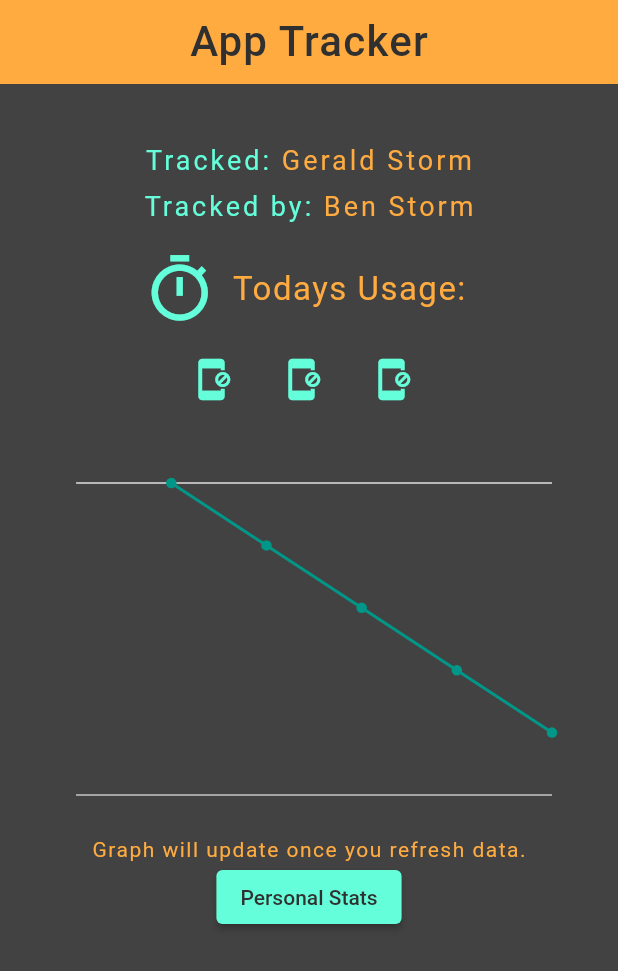
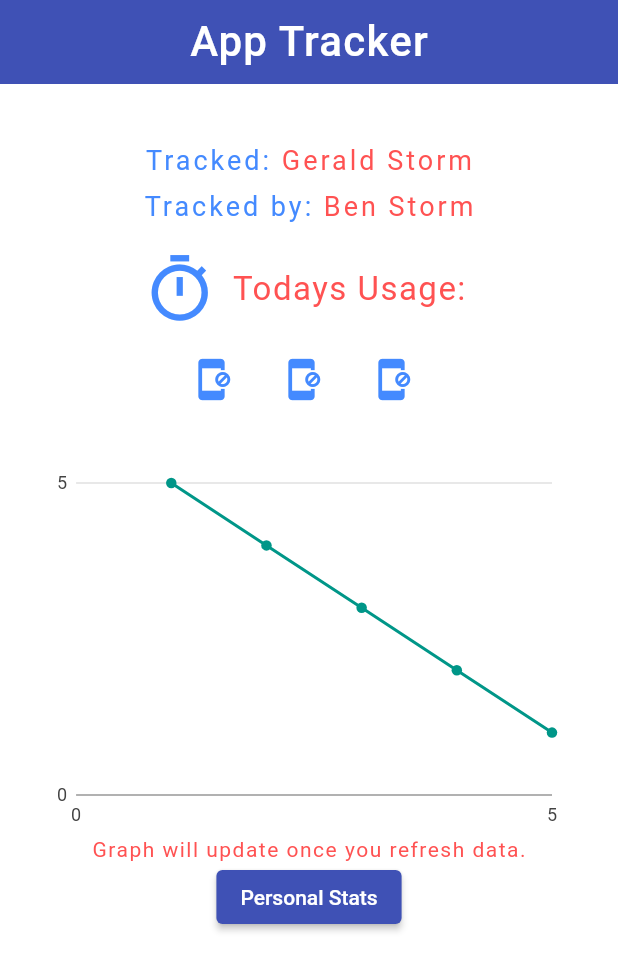
Before and after one commit to RPoolman/App-Usage, a Flutter app: the screen it shows after launch, on a phone screen of 412 x 824 dp. Shown: the top 971 px of the screen. Run offline on Flutter 3.47's test engine with Material 2 defaults, Android fonts, the light colour scheme and no system bars; our stand-ins replace charts_flutter; missing offline and left inert: app_usage.

Commit message:
updated main page colors
got external input that the lighter style looks more appealing and fresh.

```diff
--- a/flutter_app/lib/main.dart
+++ b/flutter_app/lib/main.dart
@@ -14,11 +14,11 @@
 
   Widget build(BuildContext context) {
     return new Scaffold(
-      backgroundColor: Colors.grey[800],
+      backgroundColor: Colors.white,
       appBar: AppBar(
-        title: Text('App Tracker',style: TextStyle(color: Colors.grey[850],letterSpacing: 0.8, fontSize: 28,)), //this line TextStyle
+        title: Text('App Tracker',style: TextStyle(color: Colors.white,letterSpacing: 0.8, fontSize: 28,)), //this line TextStyle
         centerTitle: true,
-        backgroundColor: Colors.orangeAccent,
+        backgroundColor: Colors.indigo,
         elevation: 0,
       ),
       body:
@@ -32,12 +32,12 @@
               children: [
                 Text(
                   'Tracked: ',
-                  style: TextStyle(color: Colors.tealAccent,letterSpacing: 2.0,fontSize: 18.0,),
+                  style: TextStyle(color: Colors.blueAccent,letterSpacing: 2.0,fontSize: 18.0,),
                 ),
                 SizedBox(height: 4),
                 Text(
                   'Gerald Storm',
-                  style: TextStyle(color: Colors.orangeAccent,letterSpacing: 2.0,fontSize: 18.0,),
+                  style: TextStyle(color: Colors.redAccent,letterSpacing: 2.0,fontSize: 18.0,),
                 ),
               ],
             ),
@@ -47,12 +47,12 @@
               children: [
                 Text(
                   'Tracked by: ',
-                  style: TextStyle(color: Colors.tealAccent,letterSpacing: 2.0,fontSize: 18.0,),
+                  style: TextStyle(color: Colors.blueAccent,letterSpacing: 2.0,fontSize: 18.0,),
                 ),
                 SizedBox(height: 4),
                 Text(
                   'Ben Storm',
-                  style: TextStyle(color: Colors.orangeAccent,letterSpacing: 2.0,fontSize: 18.0,),
+                  style: TextStyle(color: Colors.redAccent,letterSpacing: 2.0,fontSize: 18.0,),
                 ),
               ],
             ),
@@ -62,14 +62,14 @@
               children: <Widget>[
                 Icon(
                   Icons.timer_sharp,
-                  color: Colors.tealAccent,
+                  color: Colors.blueAccent,
                   size: 50,
                 ),
                 SizedBox(width: 10,),
                 Text(
                   'Todays Usage: ',
                   style: TextStyle(
-                    color: Colors.orangeAccent,
+                    color: Colors.redAccent,
                     fontSize: 22,
                     letterSpacing: 1,
                   ),
@@ -82,14 +82,14 @@
               children: <Widget>[
                 Icon(
                   Icons.app_blocking,
-                  color: Colors.tealAccent,
+                  color: Colors.blueAccent,
                   size: 30,
                 ),
                 SizedBox(width: 10,),
                 Text(
                   GlobalData.app1Time,
                   style: TextStyle(
-                    color: Colors.orangeAccent,
+                    color: Colors.redAccent,
                     fontSize: 18,
                     letterSpacing: 1,
                   ),
@@ -97,14 +97,14 @@
                 SizedBox(width: 20),
                 Icon(
                   Icons.app_blocking,
-                  color: Colors.tealAccent,
+                  color: Colors.blueAccent,
                   size: 30,
                 ),
                 SizedBox(width: 10,),
                 Text(
                   GlobalData.app2Time,
                   style: TextStyle(
-                    color: Colors.orangeAccent,
+                    color: Colors.redAccent,
                     fontSize: 18,
                     letterSpacing: 1,
                   ),
@@ -112,14 +112,14 @@
                 SizedBox(width: 20),
                 Icon(
                   Icons.app_blocking,
-                  color: Colors.tealAccent,
+                  color: Colors.blueAccent,
                   size: 30,
                 ),
                 SizedBox(width: 10,),
                 Text(
                   GlobalData.app3Time,
                   style: TextStyle(
-                    color: Colors.orangeAccent,
+                    color: Colors.redAccent,
                     fontSize: 18,
                     letterSpacing: 1,
                   ),
@@ -134,15 +134,15 @@
                 Text(
                   'Graph will update once you refresh data.',
                   style: TextStyle(
-                    color: Colors.orangeAccent,
+                    color: Colors.redAccent,
                     fontSize: 14,
                     letterSpacing: 1,
                   ),
                 ),
                 ElevatedButton(
                   style: ButtonStyle(
-                    backgroundColor: MaterialStateProperty.all<Color>(Colors.tealAccent),
-                    foregroundColor: MaterialStateProperty.all<Color>(Colors.grey[850]),
+                    backgroundColor: MaterialStateProperty.all<Color>(Colors.indigo),
+                    foregroundColor: MaterialStateProperty.all<Color>(Colors.white),
                   ),
                   child: Text('Personal Stats'),
                   onPressed: () {
```
